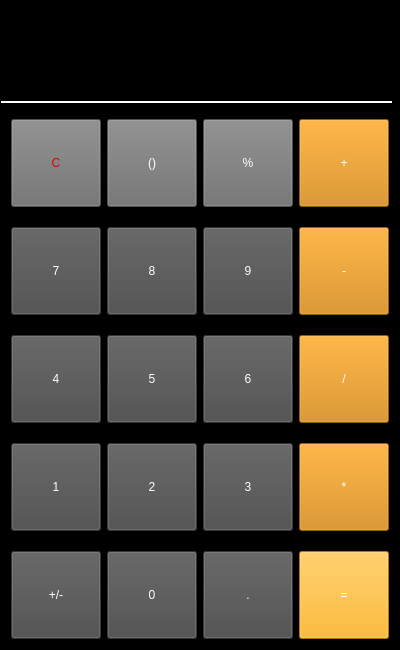
Qt form tela.ui (Angelo2312/calculadora) before a commit.
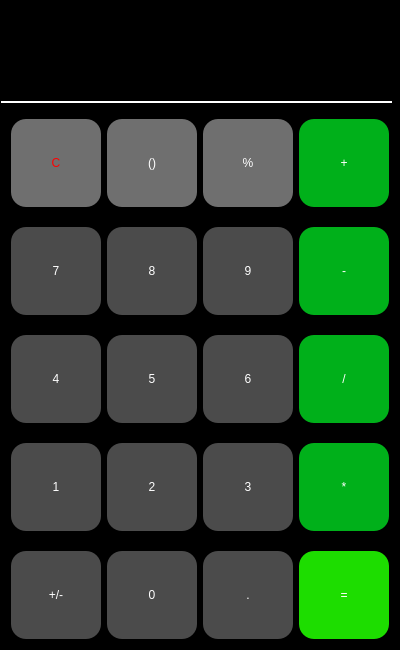
The same form after that commit.

Commit message: Criado tela calculadora Foi criado  tela da calculadora com PyQt5 exportado para arquivo .py

Patch:
```diff
--- a/tela.ui
+++ b/tela.ui
@@ -148,8 +148,9 @@
             <property name="styleSheet">
              <string notr="true">QPushButton{
 font: 87 26pt &quot;Arial Black&quot;;
-color:rgb(221, 0, 0);
+color: rgb(255, 0, 0);
 background-color: rgb(111, 111, 111);
+border-radius: 15px;
 }
 
 QPushButton::hover{
@@ -177,6 +178,7 @@
 font: 87 26pt &quot;Arial Black&quot;;
 color: rgb(255, 255, 255);
 background-color: rgb(111, 111, 111);
+border-radius: 15px;
 }
 
 QPushButton::hover{
@@ -204,6 +206,7 @@
 font: 87 26pt &quot;Arial Black&quot;;
 color: rgb(255, 255, 255);
 background-color: rgb(111, 111, 111);
+border-radius: 15px;
 }
 
 QPushButton::hover{
@@ -230,7 +233,8 @@
              <string notr="true">QPushButton{
 font: 87 26pt &quot;Arial Black&quot;;
 color: rgb(255, 255, 255);
-	background-color: rgb(208, 128, 0);
+	background-color: rgb(0, 176, 26);
+border-radius: 15px;
 }
 
 QPushButton::hover{
@@ -270,6 +274,7 @@
 font: 87 26pt &quot;Arial Black&quot;;
 color: rgb(255, 255, 255);
 background-color: rgb(75, 75, 75);
+border-radius: 15px;
 }
 
 QPushButton::hover{
@@ -297,6 +302,7 @@
 font: 87 26pt &quot;Arial Black&quot;;
 color: rgb(255, 255, 255);
 background-color: rgb(75, 75, 75);
+border-radius: 15px;
 }
 
 QPushButton::hover{
@@ -324,6 +330,7 @@
 font: 87 26pt &quot;Arial Black&quot;;
 color: rgb(255, 255, 255);
 background-color: rgb(75, 75, 75);
+border-radius: 15px;
 }
 
 QPushButton::hover{
@@ -350,7 +357,8 @@
              <string notr="true">QPushButton{
 font: 87 26pt &quot;Arial Black&quot;;
 color: rgb(255, 255, 255);
-	background-color: rgb(208, 128, 0);
+	background-color: rgb(0, 176, 26);
+border-radius: 15px;
 }
 
 QPushButton::hover{
@@ -360,6 +368,15 @@
             <property name="text">
              <string>-</string>
             </property>
+            <property name="autoDefault">
+             <bool>false</bool>
+            </property>
+            <property name="default">
+             <bool>false</bool>
+            </property>
+            <property name="flat">
+             <bool>false</bool>
+            </property>
            </widget>
           </item>
          </layout>
@@ -390,6 +407,7 @@
 font: 87 26pt &quot;Arial Black&quot;;
 color: rgb(255, 255, 255);
 background-color: rgb(75, 75, 75);
+border-radius: 15px;
 }
 
 QPushButton::hover{
@@ -417,6 +435,7 @@
 font: 87 26pt &quot;Arial Black&quot;;
 color: rgb(255, 255, 255);
 background-color: rgb(75, 75, 75);
+border-radius: 15px;
 }
 
 QPushButton::hover{
@@ -444,6 +463,7 @@
 font: 87 26pt &quot;Arial Black&quot;;
 color: rgb(255, 255, 255);
 background-color: rgb(75, 75, 75);
+border-radius: 15px;
 }
 
 QPushButton::hover{
@@ -470,7 +490,8 @@
              <string notr="true">QPushButton{
 font: 87 26pt &quot;Arial Black&quot;;
 color: rgb(255, 255, 255);
-	background-color: rgb(208, 128, 0);
+background-color: rgb(0, 176, 26);
+border-radius: 15px;
 }
 
 QPushButton::hover{
@@ -487,6 +508,9 @@
        </item>
        <item>
         <widget class="QFrame" name="frame_5">
+         <property name="enabled">
+          <bool>true</bool>
+         </property>
          <property name="frameShape">
           <enum>QFrame::StyledPanel</enum>
          </property>
@@ -510,6 +534,7 @@
 font: 87 26pt &quot;Arial Black&quot;;
 color: rgb(255, 255, 255);
 background-color: rgb(75, 75, 75);
+border-radius: 15px;
 }
 
 QPushButton::hover{
@@ -537,6 +562,7 @@
 font: 87 26pt &quot;Arial Black&quot;;
 color: rgb(255, 255, 255);
 background-color: rgb(75, 75, 75);
+border-radius: 15px;
 }
 
 QPushButton::hover{
@@ -564,6 +590,7 @@
 font: 87 26pt &quot;Arial Black&quot;;
 color: rgb(255, 255, 255);
 background-color: rgb(75, 75, 75);
+border-radius: 15px;
 }
 
 QPushButton::hover{
@@ -590,7 +617,8 @@
              <string notr="true">QPushButton{
 font: 87 26pt &quot;Arial Black&quot;;
 color: rgb(255, 255, 255);
-	background-color: rgb(208, 128, 0);
+	background-color: rgb(0, 176, 26);
+border-radius: 15px;
 }
 
 QPushButton::hover{
@@ -630,6 +658,7 @@
 font: 87 26pt &quot;Arial Black&quot;;
 color: rgb(255, 255, 255);
 background-color: rgb(75, 75, 75);
+border-radius: 15px;
 }
 
 QPushButton::hover{
@@ -657,6 +686,7 @@
 font: 87 26pt &quot;Arial Black&quot;;
 color: rgb(255, 255, 255);
 background-color: rgb(75, 75, 75);
+border-radius: 15px;
 }
 
 QPushButton::hover{
@@ -684,6 +714,7 @@
 font: 87 26pt &quot;Arial Black&quot;;
 color: rgb(255, 255, 255);
 background-color: rgb(75, 75, 75);
+border-radius: 15px;
 }
 
 QPushButton::hover{
@@ -710,7 +741,8 @@
              <string notr="true">QPushButton{
 font: 87 26pt &quot;Arial Black&quot;;
 color: rgb(255, 255, 255);
-background-color: rgb(255, 170, 0);
+	background-color: rgb(29, 221, 0);
+border-radius: 15px;
 }
 
 QPushButton::hover{
```
Left out of the diff: 19 changed lines with no effect on the pictures. The commit also changes 1 other file.
